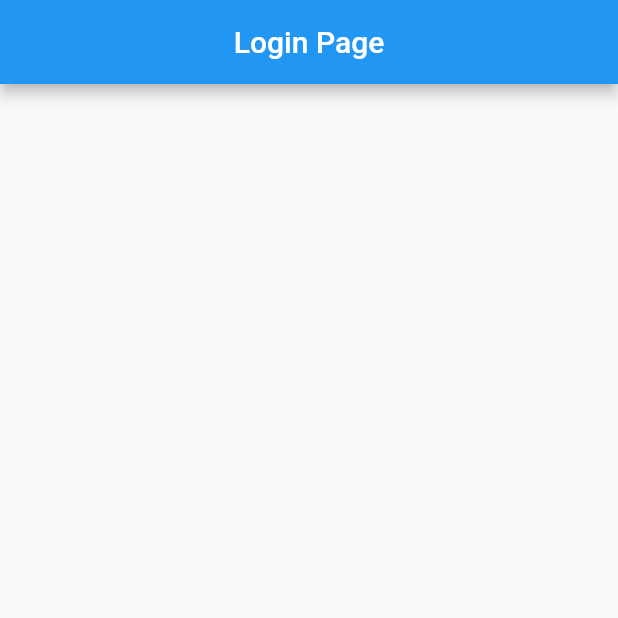
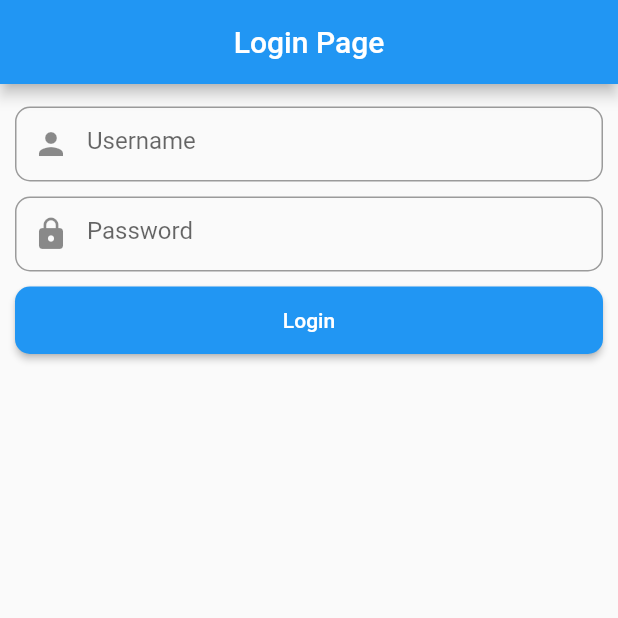
Before and after one commit to askaerlangga/belajar_flutter_login_page, a Flutter app: the screen it shows after launch, on a phone screen of 412 x 824 dp, the top half of it. Run offline on Flutter 3.47's test engine with Material 2 defaults, Android fonts, the phone set to English and light mode, and no system bars.

Commit message:
Menambahkan TextField dan Button

```diff
--- a/lib/login_page.dart
+++ b/lib/login_page.dart
@@ -1,13 +1,68 @@
 import 'package:flutter/material.dart';
 
 class LoginPage extends StatelessWidget {
-  const LoginPage({ Key? key }) : super(key: key);
+  const LoginPage({Key? key}) : super(key: key);
 
   @override
   Widget build(BuildContext context) {
     return MaterialApp(
       home: Scaffold(
-        appBar: AppBar(title: Text('Login Page'), centerTitle: true,),
+        appBar: AppBar(
+          title: Text('Login Page'),
+          centerTitle: true,
+        ),
+        body: Center(
+          child: Container(
+            margin: EdgeInsets.all(10),
+            // color: Colors.grey,
+            child: Column(
+              children: <Widget>[
+                //Username TextField
+                Container(
+                  height: 50,
+                  margin: EdgeInsets.only(top: 5,bottom: 5),
+                  child: TextField(
+                    decoration: InputDecoration(
+                      prefixIcon: Icon(Icons.person),
+                      hintText: 'Username',
+                      border: OutlineInputBorder(
+                        borderRadius: BorderRadius.circular(10),
+                      ),
+                    ),
+                  ),
+                ),
+                Container(
+                  height: 50,
+                  margin: EdgeInsets.only(top: 5,bottom: 5),
+                  child: TextField(
+                    decoration: InputDecoration(
+                      prefixIcon: Icon(Icons.lock),
+                      hintText: 'Password',
+                      border: OutlineInputBorder(
+                        borderRadius: BorderRadius.circular(10),
+                      ),
+                    ),
+                  ),
+                ),
+                Container(
+                  margin: EdgeInsets.only(top: 5,bottom: 5),
+                  child: SizedBox(
+                    width: double.infinity,
+                    height: 45,
+                    child: MaterialButton(
+                      shape: RoundedRectangleBorder(
+                        borderRadius: BorderRadius.circular(10)
+                      ),
+                      onPressed: (){},
+                      child: Text('Login', style: TextStyle(color: Colors.white),),
+                      color: Colors.blue,
+                    ),
+                  ),
+                )
+              ],
+            ),
+          ),
+        ),
       ),
     );
   }
```
